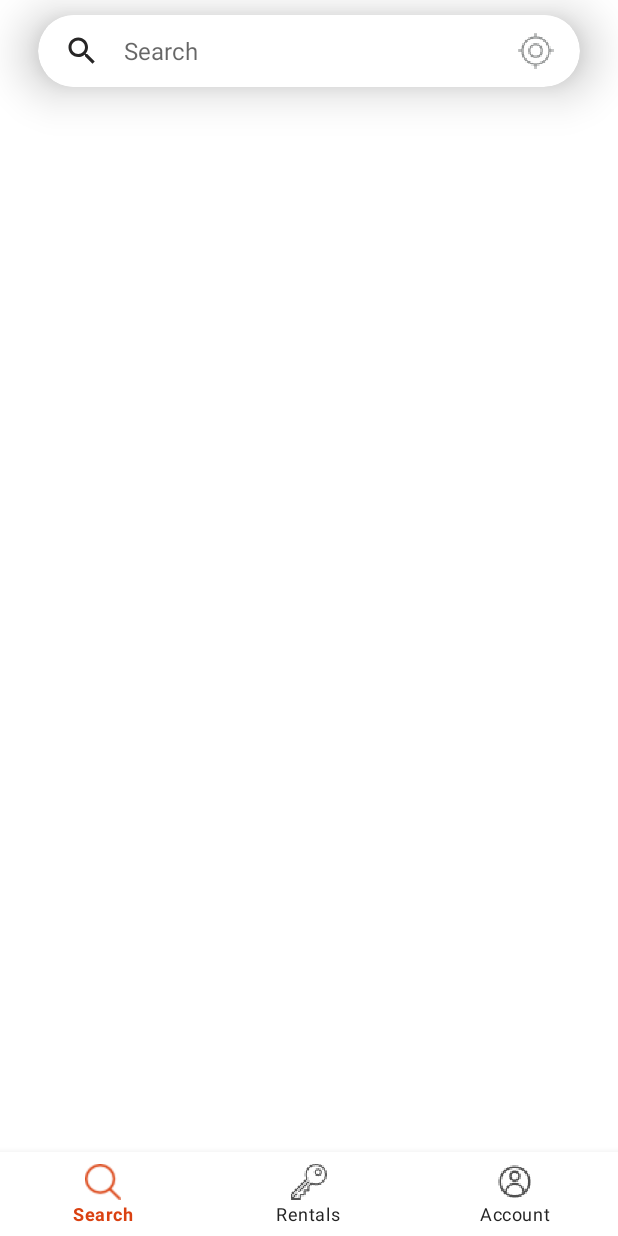
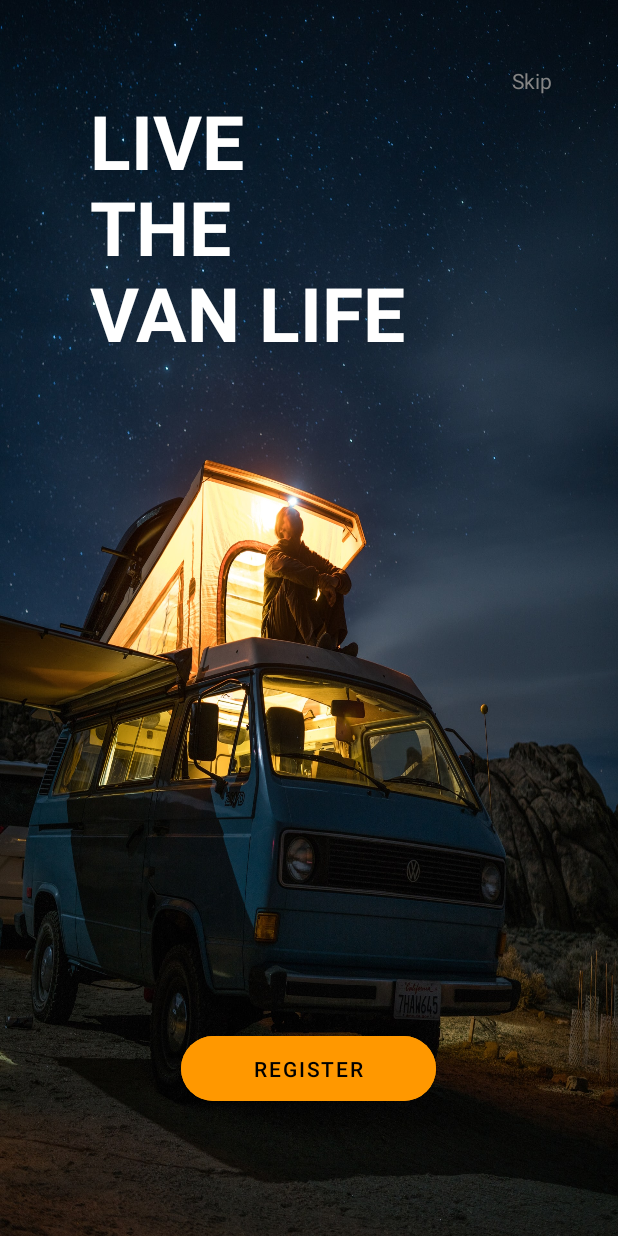
Before and after one commit to PierreBreny/Project_Vantal, an Android app: the screen it shows after launch (MainActivity before the commit, PopActivity after it), on a phone screen of 412 x 824 dp. Run offline under Robolectric (Android 15) with nearby library versions, the phone set to English and light mode, and no system bars; our stand-ins replace navigation-ui; network calls fail; pictures from the network do not load.

Commit message:
added popu activity that only loads once

```diff
--- a/app/src/main/AndroidManifest.xml
+++ b/app/src/main/AndroidManifest.xml
@@ -4,8 +4,8 @@
     package="be.bf.android.vantal">
 
     <uses-permission android:name="android.permission.ACCESS_COARSE_LOCATION" />
-    <uses-permission android:name="android.permission.ACCESS_FINE_LOCATION"/>
-    <uses-permission android:name="android.permission.INTERNET"/>
+    <uses-permission android:name="android.permission.ACCESS_FINE_LOCATION" />
+    <uses-permission android:name="android.permission.INTERNET" />
 
     <application
         android:allowBackup="true"
@@ -18,10 +18,13 @@
         android:theme="@style/Theme.Vantal"
         android:usesCleartextTraffic="true"
         tools:targetApi="31">
+        <activity
+            android:name=".PopActivity"
+            android:exported="false" />
 
         <meta-data
             android:name="com.google.android.geo.API_KEY"
-            android:value="${MAPS_API_KEY}"/>
+            android:value="${MAPS_API_KEY}" />
 
         <activity
             android:name=".MainActivity"
--- a/app/src/main/java/be/bf/android/vantal/MainActivity.java
+++ b/app/src/main/java/be/bf/android/vantal/MainActivity.java
@@ -78,13 +78,30 @@ public class MainActivity extends AppCompatActivity {
         bottomTab = findViewById(R.id.bottom_navigation);
         fragmentContainerView = findViewById(R.id.fragmentContainerView);
 
+        // Check if app is installed for the first time
+        SharedPreferences preferences = getSharedPreferences("PREFERENCES", MODE_PRIVATE);
+        String FirstTime = preferences.getString("First_Time_Install", "");
+        Log.d("MainActivity", FirstTime);
 
+        if (FirstTime.equals("")) {
 
-        NavHostFragment navHostFragment =
-                (NavHostFragment) getSupportFragmentManager().findFragmentById(R.id.fragmentContainerView);
-        navController = navHostFragment.getNavController();
+            SharedPreferences.Editor editor = preferences.edit();
+            editor.putString("First_Time_Install", "No");
+            editor.apply();
 
-        NavigationUI.setupWithNavController(bottomTab, navController);
+            // If app open for the first time
+            Intent intent = new Intent(this, PopActivity.class);
+            startActivity(intent);
+
+        } else {
+
+            NavHostFragment navHostFragment =
+                    (NavHostFragment) getSupportFragmentManager().findFragmentById(R.id.fragmentContainerView);
+            navController = navHostFragment.getNavController();
+
+            NavigationUI.setupWithNavController(bottomTab, navController);
+        }
+
     }
 
 
--- /dev/null
+++ b/app/src/main/java/be/bf/android/vantal/PopActivity.java
@@ -0,0 +1,39 @@
+package be.bf.android.vantal;
+
+import androidx.appcompat.app.AppCompatActivity;
+
+import android.content.Intent;
+import android.os.Bundle;
+import android.view.View;
+import android.view.Window;
+import android.widget.TextView;
+
+public class PopActivity extends AppCompatActivity {
+
+    private TextView skip;
+    Window window;
+
+    @Override
+    protected void onCreate(Bundle savedInstanceState) {
+        super.onCreate(savedInstanceState);
+
+        //Request no title
+        requestWindowFeature(Window.FEATURE_NO_TITLE);
+        getSupportActionBar().hide();
+
+        window = PopActivity.this.getWindow();
+
+        window.setStatusBarColor(getResources().getColor(R.color.black));
+
+        setContentView(R.layout.activity_pop);
+
+        skip = findViewById(R.id.tv_pop_skip);
+        skip.setOnClickListener(this::goToMainActivity);
+
+    }
+
+    private void goToMainActivity(View view) {
+        Intent intent = new Intent(this, MainActivity.class);
+        startActivity(intent);
+    }
+}
--- a/app/src/main/java/be/bf/android/vantal/fragments/Account/AccountFragment.java
+++ b/app/src/main/java/be/bf/android/vantal/fragments/Account/AccountFragment.java
@@ -64,7 +64,7 @@ public class AccountFragment extends Fragment {
         navController = NavHostFragment.findNavController(this);
 
         if (userID <= 0) {
-            navController.navigate(R.id.popFragment);
+            navController.navigate(R.id.login_fragment);
         }
 
 
--- a/app/src/main/java/be/bf/android/vantal/fragments/Details/DetailsFragment.java
+++ b/app/src/main/java/be/bf/android/vantal/fragments/Details/DetailsFragment.java
@@ -161,7 +161,7 @@ public class DetailsFragment extends Fragment {
 
 
         if (userID <= 0) {
-            navController.navigate(R.id.popFragment);
+            navController.navigate(R.id.login_fragment);
         } else {
             // 1. Get van
             Van van = (Van) getArguments().getSerializable("van");
--- a/app/src/main/java/be/bf/android/vantal/fragments/Pop/PopFragment.java
+++ /dev/null
@@ -1,62 +0,0 @@
-package be.bf.android.vantal.fragments.Pop;
-
-import android.os.Bundle;
-
-import androidx.fragment.app.Fragment;
-import androidx.navigation.NavController;
-import androidx.navigation.fragment.NavHostFragment;
-
-import android.view.LayoutInflater;
-import android.view.View;
-import android.view.ViewGroup;
-import android.widget.Button;
-import android.widget.TextView;
-
-import be.bf.android.vantal.R;
-
-public class PopFragment extends Fragment {
-
-    private TextView pop_exit;
-    private Button register_btn;
-    NavController navController;
-
-    public PopFragment() {
-        // Required empty public constructor
-    }
-
-    public static PopFragment newInstance(String param1, String param2) {
-        PopFragment fragment = new PopFragment();
-
-        return fragment;
-    }
-
-    @Override
-    public void onCreate(Bundle savedInstanceState) {
-        super.onCreate(savedInstanceState);
-    }
-
-    @Override
-    public View onCreateView(LayoutInflater inflater, ViewGroup container,
-                             Bundle savedInstanceState) {
-        // Inflate the layout for this fragment
-        View view = inflater.inflate(R.layout.fragment_pop, container, false);
-
-        pop_exit = view.findViewById(R.id.tv_pop_skip);
-        register_btn = view.findViewById(R.id.pop_register_btn);
-
-        navController = NavHostFragment.findNavController(this);
-
-        pop_exit.setOnClickListener(this::skipToHome);
-        register_btn.setOnClickListener(this::goToRegister);
-
-        return view;
-    }
-
-    private void goToRegister(View view) {
-        navController.navigate(R.id.action_popFragment_to_registerFragment);
-    }
-
-    private void skipToHome(View view) {
-        navController.navigate(R.id.action_popFragment_to_homeFragment);
-    }
-}
--- a/app/src/main/java/be/bf/android/vantal/fragments/Rental/UpcomingFragment.java
+++ b/app/src/main/java/be/bf/android/vantal/fragments/Rental/UpcomingFragment.java
@@ -74,7 +74,7 @@ public class UpcomingFragment extends Fragment implements RentalAdapter.OnRental
         Integer userID = sharedPreferences.getInt(value, 0);
 
         if (userID <= 0) {
-            navController.navigate(R.id.popFragment);
+            navController.navigate(R.id.login_fragment);
         }
 
         getRentals(userID);
--- /dev/null
+++ b/app/src/main/res/layout/activity_pop.xml
@@ -0,0 +1,76 @@
+<?xml version="1.0" encoding="utf-8"?>
+<androidx.constraintlayout.widget.ConstraintLayout xmlns:android="http://schemas.android.com/apk/res/android"
+    xmlns:app="http://schemas.android.com/apk/res-auto"
+    xmlns:tools="http://schemas.android.com/tools"
+    android:layout_width="match_parent"
+    android:layout_height="match_parent"
+    tools:context=".PopActivity"
+    android:background="@drawable/vantal_home">
+
+    <TextView
+        android:id="@+id/tv_pop_skip"
+        android:layout_width="wrap_content"
+        android:layout_height="wrap_content"
+        android:layout_marginTop="44dp"
+        android:layout_marginEnd="44dp"
+        android:text="@string/skip"
+        android:clickable="true"
+        android:textColor="#858585"
+        app:layout_constraintEnd_toEndOf="parent"
+        app:layout_constraintTop_toTopOf="parent" />
+
+    <TextView
+        android:id="@+id/title1"
+        android:layout_width="wrap_content"
+        android:layout_height="wrap_content"
+        android:layout_marginStart="60dp"
+        android:layout_marginTop="60dp"
+        android:text="LIVE"
+        android:textColor="@color/white"
+        android:textSize="50sp"
+        android:textStyle="bold"
+        app:layout_constraintStart_toStartOf="parent"
+        app:layout_constraintTop_toTopOf="parent" />
+
+    <TextView
+        android:id="@+id/title2"
+        android:layout_width="wrap_content"
+        android:layout_height="wrap_content"
+        android:layout_marginStart="60dp"
+        android:layout_marginTop="-10dp"
+        android:text="THE"
+        android:textColor="@color/white"
+        android:textSize="50sp"
+        android:textStyle="bold"
+        app:layout_constraintStart_toStartOf="parent"
+        app:layout_constraintTop_toBottomOf="@+id/title1" />
+
+    <TextView
+        android:id="@+id/title3"
+        android:layout_width="wrap_content"
+        android:layout_height="wrap_content"
+        android:layout_marginStart="60dp"
+        android:layout_marginTop="-10dp"
+        android:text="VAN LIFE"
+        android:textColor="@color/white"
+        android:textSize="50sp"
+        android:textStyle="bold"
+        app:layout_constraintStart_toStartOf="parent"
+        app:layout_constraintTop_toBottomOf="@+id/title2" />
+
+    <com.google.android.material.button.MaterialButton
+        android:id="@+id/pop_register_btn"
+        android:layout_width="170dp"
+        android:layout_height="55dp"
+        android:layout_marginBottom="84dp"
+        android:backgroundTint="#FF9800"
+        android:text="@string/register"
+        android:textColor="@color/black"
+        app:cornerRadius="25dp"
+        android:clickable="true"
+        app:layout_constraintBottom_toBottomOf="parent"
+        app:layout_constraintEnd_toEndOf="parent"
+        app:layout_constraintHorizontal_bias="0.498"
+        app:layout_constraintStart_toStartOf="parent" />
+
+</androidx.constraintlayout.widget.ConstraintLayout>
```
